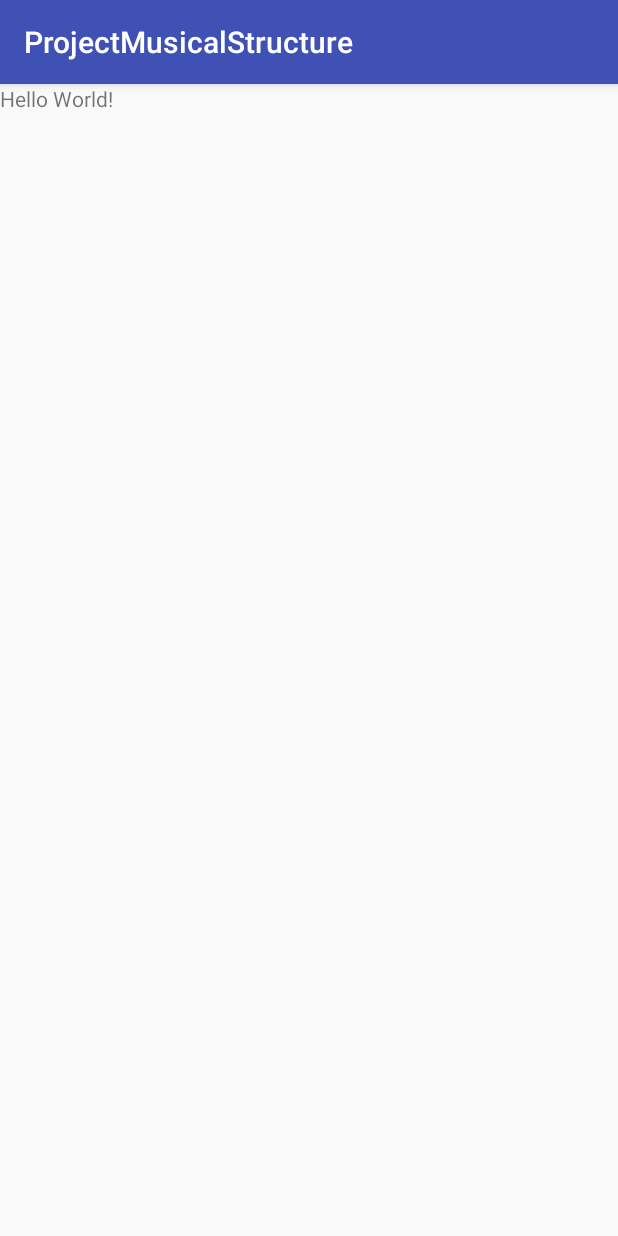
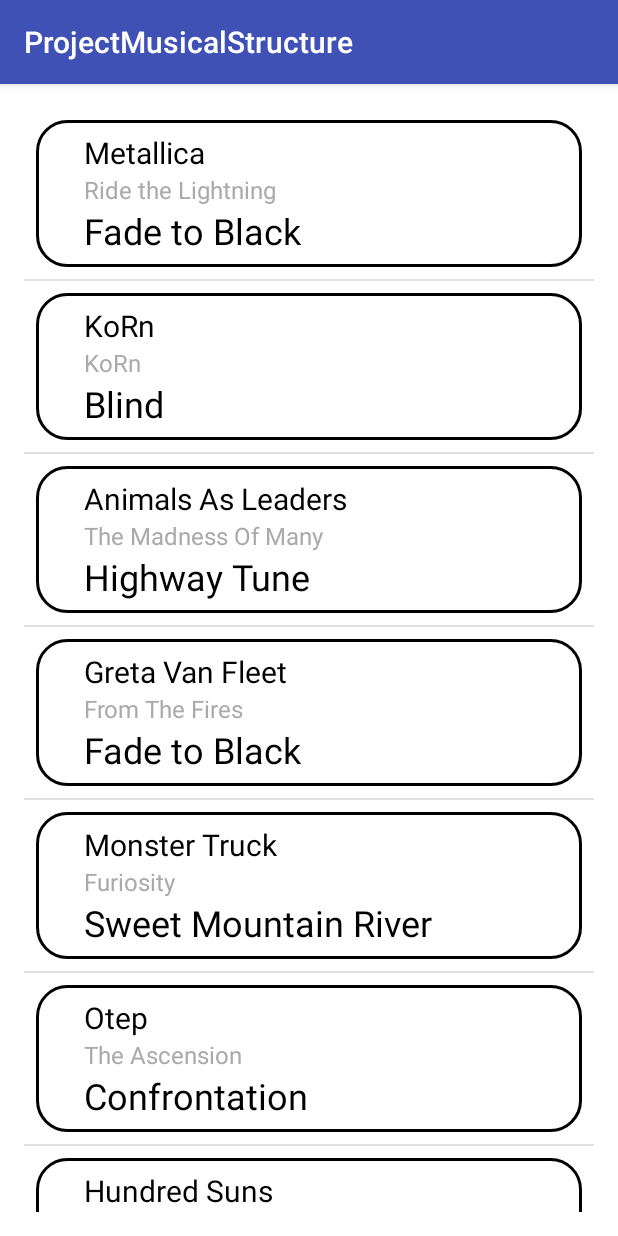
Before and after one commit to Homeye/Udacity-Android-Basics-Nanodegree-by-Google, an Android app: the screen it shows after launch (MainActivity), on a phone screen of 412 x 824 dp. Run offline under Robolectric (Android 15) with nearby library versions, the phone set to English and light mode, and no system bars.

Commit message:
end of the day

```diff
--- a/ProjectMusicalStructure/app/src/main/AndroidManifest.xml
+++ b/ProjectMusicalStructure/app/src/main/AndroidManifest.xml
@@ -16,6 +16,7 @@
                 <category android:name="android.intent.category.LAUNCHER" />
             </intent-filter>
         </activity>
+        <activity android:name=".PlayingActivity"></activity>
     </application>
 
 </manifest>
--- a/ProjectMusicalStructure/app/src/main/java/com/example/matejonas/projectmusicalstructure/MainActivity.java
+++ b/ProjectMusicalStructure/app/src/main/java/com/example/matejonas/projectmusicalstructure/MainActivity.java
@@ -2,6 +2,9 @@ package com.example.matejonas.projectmusicalstructure;
 
 import android.support.v7.app.AppCompatActivity;
 import android.os.Bundle;
+import android.widget.ListView;
+
+import java.util.ArrayList;
 
 public class MainActivity extends AppCompatActivity {
 
@@ -9,5 +12,21 @@ public class MainActivity extends AppCompatActivity {
     protected void onCreate(Bundle savedInstanceState) {
         super.onCreate(savedInstanceState);
         setContentView(R.layout.activity_main);
+
+        ArrayList<Song> songs = new ArrayList<>();
+
+        songs.add(new Song("Metallica", "Ride the Lightning", "Fade to Black"));
+        songs.add(new Song("KoRn", "KoRn", "Blind"));
+        songs.add(new Song("Animals As Leaders", "The Madness Of Many", "Highway Tune"));
+        songs.add(new Song("Greta Van Fleet", "From The Fires", "Fade to Black"));
+        songs.add(new Song("Monster Truck", "Furiosity", "Sweet Mountain River"));
+        songs.add(new Song("Otep", "The Ascension", "Confrontation"));
+        songs.add(new Song("Hundred Suns", "Fractional", "Fractional"));
+
+        SongAdapter songAdapter = new SongAdapter(this, songs);
+
+        ListView listView = findViewById(R.id.list);
+
+        listView.setAdapter(songAdapter);
     }
 }
--- /dev/null
+++ b/ProjectMusicalStructure/app/src/main/java/com/example/matejonas/projectmusicalstructure/Song.java
@@ -0,0 +1,28 @@
+package com.example.matejonas.projectmusicalstructure;
+
+public class Song {
+
+    private String mArtist;
+
+    private String mAlbum;
+
+    private String mSong;
+
+    public Song(String artist, String album, String song) {
+        mArtist = artist;
+        mAlbum = album;
+        mSong = song;
+    }
+
+    public String getArtist() {
+        return mArtist;
+    }
+
+    public String getAlbum() {
+        return mAlbum;
+    }
+
+    public String getSong() {
+        return mSong;
+    }
+}
--- /dev/null
+++ b/ProjectMusicalStructure/app/src/main/java/com/example/matejonas/projectmusicalstructure/SongAdapter.java
@@ -0,0 +1,41 @@
+package com.example.matejonas.projectmusicalstructure;
+
+import android.content.Context;
+import android.support.annotation.NonNull;
+import android.support.annotation.Nullable;
+import android.view.LayoutInflater;
+import android.view.View;
+import android.view.ViewGroup;
+import android.widget.ArrayAdapter;
+import android.widget.TextView;
+
+import java.util.List;
+
+public class SongAdapter extends ArrayAdapter<Song> {
+
+    public SongAdapter(@NonNull Context context, @NonNull List<Song> songs) {
+        super(context, 0, songs);
+    }
+
+    @NonNull
+    @Override
+    public View getView(int position, @Nullable View convertView, @NonNull ViewGroup parent) {
+        View songView = convertView;
+        if (songView == null) {
+            songView = LayoutInflater.from(getContext()).inflate(R.layout.song, parent, false);
+        }
+
+        Song currentSong = getItem(position);
+
+        TextView artist = songView.findViewById(R.id.artist);
+        artist.setText(currentSong.getArtist());
+
+        TextView album = songView.findViewById(R.id.album);
+        album.setText(currentSong.getAlbum());
+
+        TextView song = songView.findViewById(R.id.song);
+        song.setText(currentSong.getSong());
+
+        return songView;
+    }
+}
--- /dev/null
+++ b/ProjectMusicalStructure/app/src/main/res/drawable/border.xml
@@ -0,0 +1,11 @@
+<?xml version="1.0" encoding="utf-8"?>
+<shape xmlns:android="http://schemas.android.com/apk/res/android"
+    android:shape="rectangle">
+
+    <stroke
+        android:width="2dp"
+        android:color="@android:color/black" />
+
+    <corners android:radius="20dp" />
+
+</shape>
--- a/ProjectMusicalStructure/app/src/main/res/layout/activity_main.xml
+++ b/ProjectMusicalStructure/app/src/main/res/layout/activity_main.xml
@@ -1,14 +1,17 @@
 <?xml version="1.0" encoding="utf-8"?>
-<RelativeLayout xmlns:android="http://schemas.android.com/apk/res/android"
+<LinearLayout xmlns:android="http://schemas.android.com/apk/res/android"
     xmlns:app="http://schemas.android.com/apk/res-auto"
     xmlns:tools="http://schemas.android.com/tools"
     android:layout_width="match_parent"
     android:layout_height="match_parent"
+    android:background="@android:color/white"
+    android:orientation="vertical"
     tools:context=".MainActivity">
 
-    <TextView
-        android:layout_width="wrap_content"
-        android:layout_height="wrap_content"
-        android:text="Hello World!" />
+    <ListView
+        android:id="@+id/list"
+        android:layout_width="match_parent"
+        android:layout_height="match_parent"
+        android:padding="16dp" />
 
-</RelativeLayout>
+</LinearLayout>
--- /dev/null
+++ b/ProjectMusicalStructure/app/src/main/res/layout/song.xml
@@ -0,0 +1,48 @@
+<?xml version="1.0" encoding="utf-8"?>
+<LinearLayout xmlns:android="http://schemas.android.com/apk/res/android"
+    xmlns:tools="http://schemas.android.com/tools"
+    android:layout_width="match_parent"
+    android:layout_height="match_parent"
+    android:orientation="vertical"
+    android:padding="8dp">
+
+    <LinearLayout
+        android:id="@+id/file"
+        android:layout_width="match_parent"
+        android:layout_height="match_parent"
+        android:background="@drawable/border"
+        android:gravity="center_vertical"
+        android:orientation="vertical"
+        android:paddingBottom="8dp"
+        android:paddingLeft="32dp"
+        android:paddingRight="32dp"
+        android:paddingTop="8dp">
+
+        <TextView
+            android:id="@+id/artist"
+            android:layout_width="wrap_content"
+            android:layout_height="wrap_content"
+            android:textColor="@android:color/black"
+            android:textSize="20sp"
+            tools:text="Artist" />
+
+        <TextView
+            android:id="@+id/album"
+            android:layout_width="wrap_content"
+            android:layout_height="wrap_content"
+            android:textColor="@android:color/darker_gray"
+            android:textSize="16sp"
+            tools:text="Album" />
+
+        <TextView
+            android:id="@+id/song"
+            android:layout_width="wrap_content"
+            android:layout_height="wrap_content"
+            android:textColor="@android:color/black"
+            android:textSize="24sp"
+            tools:text="Song" />
+
+    </LinearLayout>
+
+
+</LinearLayout>
```
Also changed, not shown: ProjectMusicalStructure/app/src/main/java/com/example/matejonas/projectmusicalstructure/PlayingActivity.java (added, +14 -0 lines), ProjectMusicalStructure/app/src/main/res/layout/activity_playing.xml (added, +92 -0 lines), ProjectMusicalStructure/app/src/main/res/drawable/placeholder.jpg (added).
